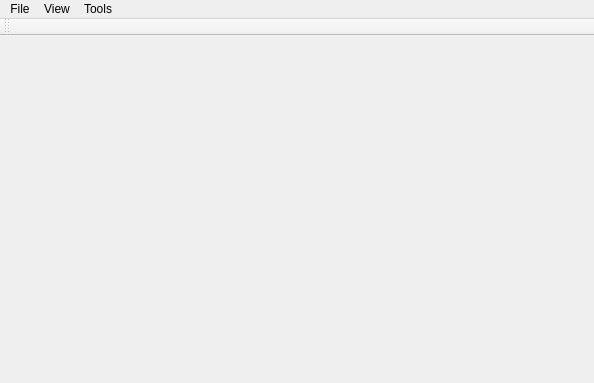
First picture: the form in mainwindow.ui, repository wleuschner/seamcarver, before the edit.
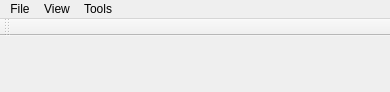
Second picture: the form after the edit.

The edit to the form file:
```diff
--- a/mainwindow.ui
+++ b/mainwindow.ui
@@ -6,8 +6,8 @@
    <rect>
     <x>0</x>
     <y>0</y>
-    <width>594</width>
-    <height>383</height>
+    <width>390</width>
+    <height>92</height>
    </rect>
   </property>
   <property name="cursor">
@@ -26,6 +26,12 @@
     </property>
     <item row="0" column="0">
      <widget class="QLabel" name="ImageViewer">
+      <property name="sizePolicy">
+       <sizepolicy hsizetype="Ignored" vsizetype="Ignored">
+        <horstretch>0</horstretch>
+        <verstretch>0</verstretch>
+       </sizepolicy>
+      </property>
       <property name="text">
        <string/>
       </property>
@@ -41,8 +47,8 @@
     <rect>
      <x>0</x>
      <y>0</y>
-     <width>594</width>
-     <height>27</height>
+     <width>390</width>
+     <height>22</height>
     </rect>
    </property>
    <widget class="QMenu" name="menuFile">
```
Left out of the diff: 19 changed lines with no effect on the pictures.
